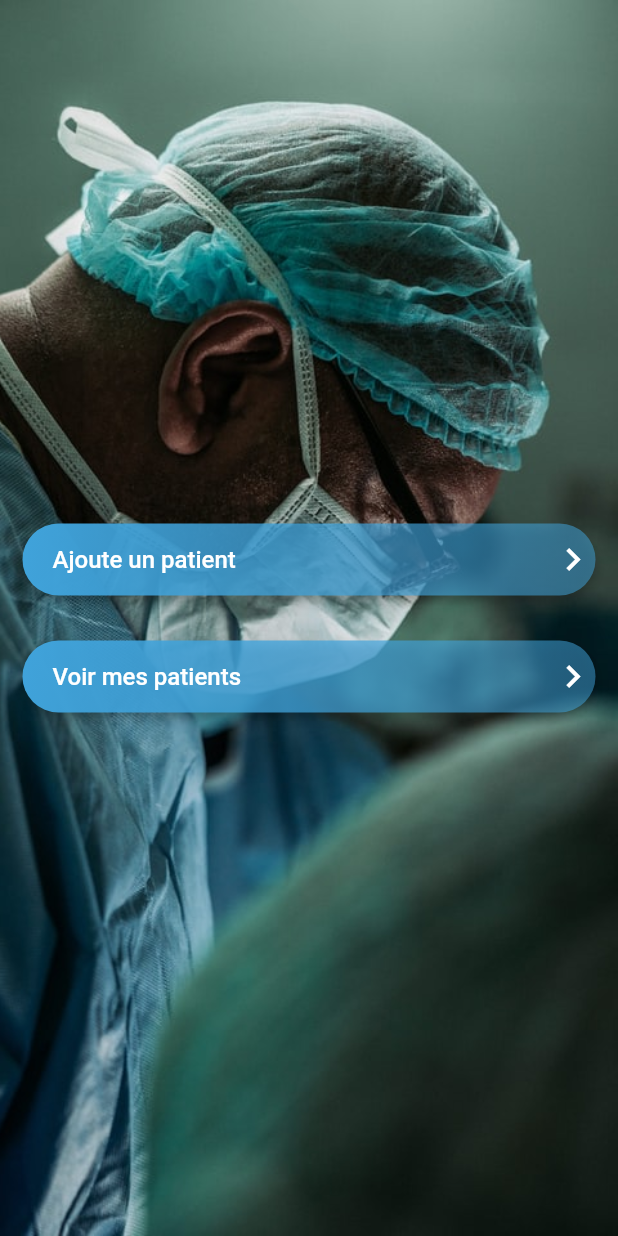
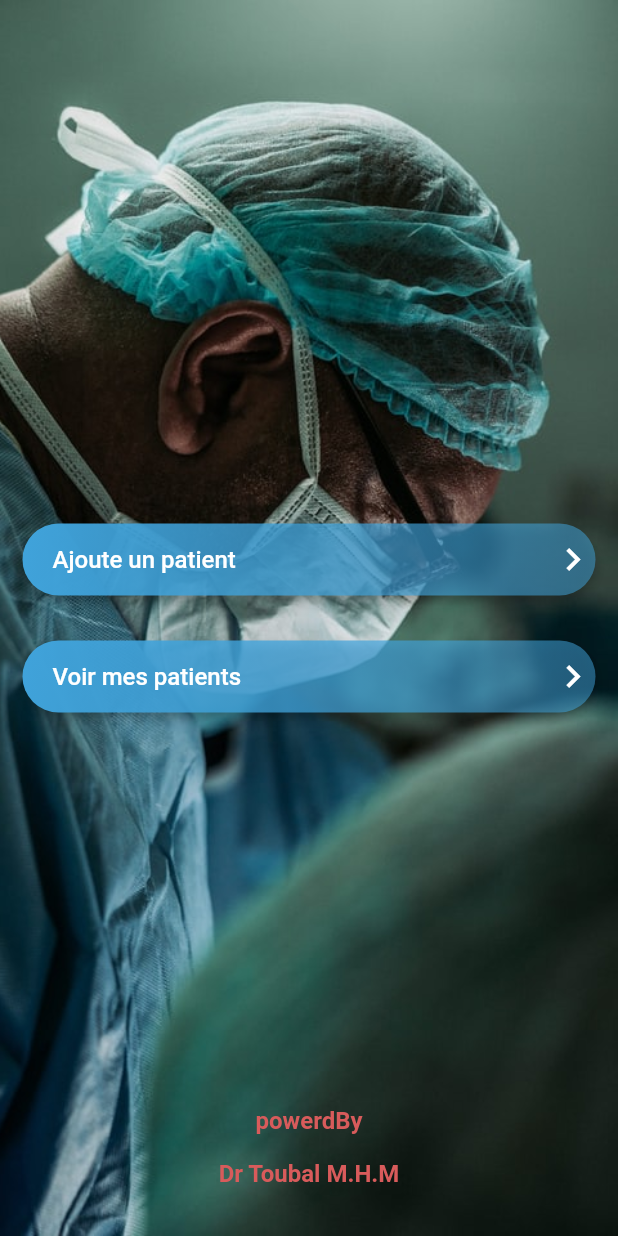
Before and after one commit to toubal77/dawini, a Flutter app: the screen it shows after launch, on a phone screen of 412 x 824 dp. Run offline on Flutter 3.47's test engine with Material 2 defaults, Android fonts, the phone set to English and light mode, and no system bars; our stand-ins replace flutter_screenutil.

Commit message:
add powerdBy in home page

```diff
--- a/lib/app/home_page.dart
+++ b/lib/app/home_page.dart
@@ -1,13 +1,16 @@
 import 'package:dawini/app/new_patient/new_patient_screen.dart';
 import 'package:dawini/common_widgets/custom_elevated_button.dart';
+import 'package:dawini/common_widgets/size_config.dart';
 import 'package:dawini/constants/app_images.dart';
 import 'package:flutter/material.dart';
+import 'package:flutter_screenutil/flutter_screenutil.dart';
 
 class HomePage extends StatelessWidget {
   const HomePage({Key? key}) : super(key: key);
 
   @override
   Widget build(BuildContext context) {
+    SizeConfig.init(context);
     return Scaffold(
       body: Container(
         decoration: const BoxDecoration(
@@ -16,7 +19,9 @@ class HomePage extends StatelessWidget {
             fit: BoxFit.fitHeight,
           ),
         ),
-        child: Column(
+        child: Stack(
+          children: [
+            Column(
               mainAxisAlignment: MainAxisAlignment.center,
               children: [
                 CustomElevatedButton(
@@ -79,6 +84,40 @@ class HomePage extends StatelessWidget {
                 ),
               ],
             ),
+            Positioned(
+              bottom: 15,
+              right: SizeConfig.screenHeight * 0.15,
+              left: SizeConfig.screenHeight * 0.15,
+              child: Column(
+                mainAxisAlignment: MainAxisAlignment.center,
+                children: [
+                  SizedBox(
+                    height: 30.h,
+                    child: const Text(
+                      'powerdBy',
+                      style: TextStyle(
+                        color: Color.fromARGB(255, 216, 91, 91),
+                        fontSize: 16,
+                        fontWeight: FontWeight.w600,
+                      ),
+                    ),
+                  ),
+                  SizedBox(
+                    height: 30.h,
+                    child: const Text(
+                      'Dr Toubal M.H.M',
+                      style: TextStyle(
+                        color: Color.fromARGB(255, 216, 91, 91),
+                        fontSize: 16,
+                        fontWeight: FontWeight.w600,
+                      ),
+                    ),
+                  ),
+                ],
+              ),
+            ),
+          ],
+        ),
       ),
     );
   }
```
Lines whose indentation alone changed are shown as unchanged.
